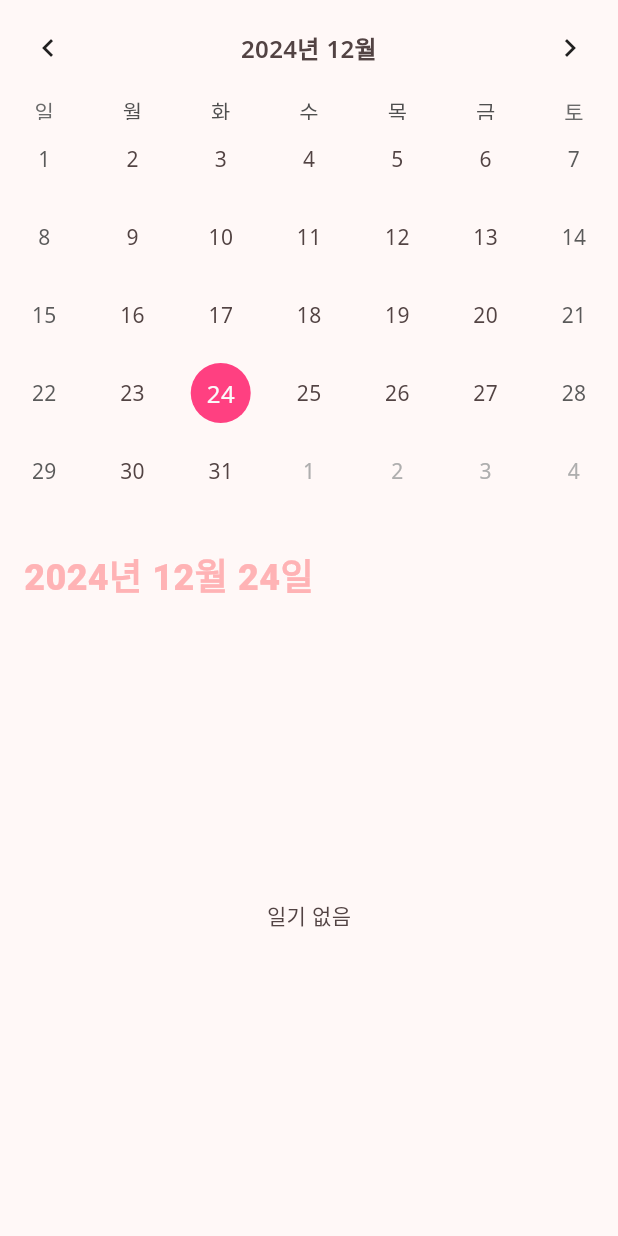
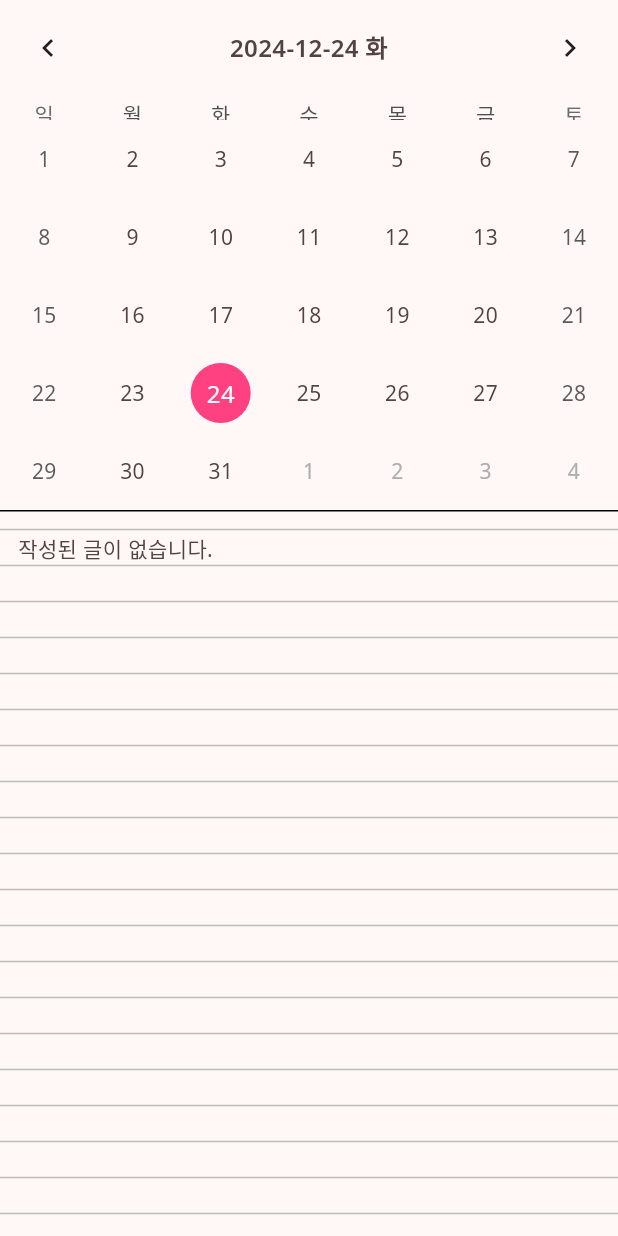
Before and after one commit to jhan117/Pebble-Pal, a Flutter app: the DiaryCalendarScreen widget shown alone on an empty page, opened directly, on a phone screen of 412 x 824 dp. Run offline on Flutter 3.47's test engine with Material 3 defaults, Android fonts, the phone set to English and light mode, and no system bars; drawn by our look-alikes of table_calendar; our stand-ins replace cloud_firestore, firebase_core, flutter_blue_plus, flutter_colorpicker, google_fonts, shared_preferences and 1 more; accounts and stored records are empty; generated files the repository leaves out were written again; Roboto replaces fonts that are missing (Sarpanch).

Commit message:
🎨 디자인 개선: 달력 화면 UI 수정

```diff
--- a/lib/app/theme/fonts.dart
+++ b/lib/app/theme/fonts.dart
@@ -31,4 +31,5 @@
   fontSize: 14,
   fontWeight: FontWeight.normal,
   color: colorScheme.onSurfaceVariant,
+  height: 1.7,
 );
--- a/lib/features/diary/screen/diary_calendar_screen.dart
+++ b/lib/features/diary/screen/diary_calendar_screen.dart
@@ -1,9 +1,6 @@
 import 'package:flutter/material.dart';
-import 'package:graytalk/app/theme/fonts.dart';
 import 'package:graytalk/features/diary/data/diary_repository.dart';
 import 'package:graytalk/features/diary/widgets/calendar_widget.dart';
-import 'package:graytalk/features/diary/data/diary_model.dart';
-import 'package:graytalk/app/theme/colors.dart';
 import 'package:graytalk/features/diary/widgets/diary_widget.dart';
 
 class DiaryCalendarScreen extends StatefulWidget {
@@ -34,65 +31,7 @@
           focusedDate: _focusedDate,
           onDaySelected: _onDaySelected,
         ),
-        const SizedBox(height: 10),
-        Expanded(
-          child: Container(
-            width: double.infinity,
-            padding: const EdgeInsets.all(16.0),
-            decoration: BoxDecoration(
-              color: colorScheme.surface,
-              borderRadius: BorderRadius.circular(8.0),
-            ),
-            child: Column(
-              crossAxisAlignment: CrossAxisAlignment.start,
-              children: [
-                Text(
-                  "${_selectedDate.year}년 ${_selectedDate.month}월 ${_selectedDate.day}일",
-                  style: titleLarge,
-                ),
-                const SizedBox(height: 10),
-                Expanded(
-                  child: StreamBuilder<List<Diary>>(
-                    stream: diaryRepo.getByDate(_selectedDate),
-                    builder: (context, snapshot) {
-                      if (snapshot.connectionState == ConnectionState.waiting) {
-                        return const Center(child: CircularProgressIndicator());
-                      }
-
-                      if (snapshot.hasError) {
-                        return const Center(child: Text('일기 정보를 가져오지 못했습니다.'));
-                      }
-
-                      final diaries = snapshot.data ?? [];
-                      if (diaries.isEmpty) {
-                        return const Center(child: Text('일기 없음'));
-                      }
-
-                      return ListView.builder(
-                        itemCount: diaries.length,
-                        itemBuilder: (context, index) {
-                          final diary = diaries[index];
-                          final questionText = diary.question;
-                          final splitText = questionText.split('\n');
-
-                          return Padding(
-                            padding: const EdgeInsets.only(bottom: 16),
-                            child: DiaryWidget(
-                              splitText: splitText,
-                              diary: diary,
-                              questionText: questionText,
-                              selectedDate: _selectedDate,
-                            ),
-                          );
-                        },
-                      );
-                    },
-                  ),
-                ),
-              ],
-            ),
-          ),
-        ),
+        DiaryWidget(selectedDate: _selectedDate),
       ],
     );
   }
--- a/lib/features/diary/widgets/calendar_widget.dart
+++ b/lib/features/diary/widgets/calendar_widget.dart
@@ -1,4 +1,5 @@
 import 'package:flutter/material.dart';
+import 'package:intl/intl.dart';
 import 'package:table_calendar/table_calendar.dart';
 import 'package:graytalk/app/theme/fonts.dart';
 
@@ -31,41 +32,43 @@
 
   @override
   Widget build(BuildContext context) {
-    return TableCalendar(
+    return Container(
+      decoration: const BoxDecoration(
+          border: Border(
+        bottom: BorderSide(color: Colors.black),
+      )),
+      child: TableCalendar(
         locale: 'ko_KR',
         firstDay: DateTime.utc(2000, 1, 1),
         lastDay: DateTime.utc(2100, 12, 31),
         focusedDay: widget.focusedDate,
-      selectedDayPredicate: (day) => isSameDay(widget.focusedDate, day),
         onDaySelected: (selectedDay, focusedDay) {
           widget.onDaySelected(selectedDay, focusedDay);
         },
+        selectedDayPredicate: (day) => isSameDay(widget.focusedDate, day),
         calendarFormat: _calendarFormat,
-      onFormatChanged: (format) {
-        if (_calendarFormat != format) {
-          setState(() {
-            _calendarFormat = format;
-          });
-        }
-      },
         onHeaderTapped: (focusedDay) {
-        setState(() {
           _toggleCalendarFormat();
-        });
         },
         headerStyle: HeaderStyle(
           formatButtonVisible: false,
           titleCentered: true,
           titleTextStyle: bodyLarge,
+          titleTextFormatter: (date, locale) =>
+              DateFormat('yyyy-MM-dd EEE', locale).format(
+            widget.selectedDate,
           ),
-      calendarStyle: const CalendarStyle(
-        todayDecoration: BoxDecoration(
+        ),
+        calendarStyle: CalendarStyle(
+          todayTextStyle: bodyMedium,
+          todayDecoration: const BoxDecoration(
             color: Color.fromARGB(255, 223, 152, 152),
             shape: BoxShape.circle,
           ),
-        selectedDecoration: BoxDecoration(
+          selectedDecoration: const BoxDecoration(
             color: Colors.pinkAccent,
             shape: BoxShape.circle,
+          ),
         ),
       ),
     );
--- a/lib/features/diary/widgets/diary_widget.dart
+++ b/lib/features/diary/widgets/diary_widget.dart
@@ -6,16 +6,10 @@
 import 'package:graytalk/features/diary/screen/diary_editor_screen.dart';
 
 class DiaryWidget extends StatefulWidget {
-  final List<String> splitText;
-  final Diary diary;
-  final String questionText;
   final DateTime selectedDate;
 
   const DiaryWidget({
     super.key,
-    required this.splitText,
-    required this.diary,
-    required this.questionText,
     required this.selectedDate,
   });
 
@@ -28,6 +22,46 @@
 
   @override
   Widget build(BuildContext context) {
+    return Expanded(
+      child: Padding(
+        padding: const EdgeInsets.only(top: 12),
+        child: StreamBuilder<List<Diary>>(
+          stream: diaryRepo.getByDate(widget.selectedDate),
+          builder: (context, snapshot) {
+            if (snapshot.connectionState == ConnectionState.waiting) {
+              return const Center(child: CircularProgressIndicator());
+            }
+
+            if (snapshot.hasError) {
+              return const Center(child: Text('일기 정보를 가져오지 못했습니다.'));
+            }
+
+            final diaries = snapshot.data ?? [];
+            if (diaries.isEmpty) {
+              return Stack(
+                children: [
+                  CustomPaint(
+                    painter: LinedBackgroundPainter(lineHeight: 24.0),
+                    size: Size.infinite,
+                  ),
+                  Padding(
+                    padding: const EdgeInsets.only(left: 12, right: 12),
+                    child: Text(
+                      '작성된 글이 없습니다.',
+                      style: bodyMedium,
+                    ),
+                  ),
+                ],
+              );
+            }
+
+            return ListView.builder(
+              itemCount: diaries.length,
+              itemBuilder: (context, index) {
+                final diary = diaries[index];
+                final questionText = diary.question;
+                final splitText = questionText.split('\n');
+
                 return Container(
                   decoration: BoxDecoration(
                     border: Border.all(
@@ -36,6 +70,8 @@
                     ),
                     borderRadius: BorderRadius.circular(8),
                   ),
+                  padding: const EdgeInsets.only(bottom: 16),
+                  margin: const EdgeInsets.all(16),
                   child: Column(
                     children: [
                       Container(
@@ -50,12 +86,12 @@
                           mainAxisAlignment: MainAxisAlignment.center,
                           children: [
                             Text(
-                  widget.splitText[0],
+                              splitText[0],
                               style: textTheme.bodyMedium,
                             ),
-                if (widget.splitText.length > 1)
+                            if (splitText.length > 1)
                               Text(
-                    widget.splitText[1],
+                                splitText[1],
                                 style: textTheme.bodyMedium,
                               ),
                           ],
@@ -66,9 +102,9 @@
                           final result = await Navigator.of(context).push(
                             MaterialPageRoute(
                               builder: (context) => DiaryEditorScreen(
-                    questionText: widget.questionText,
-                    initialContent: widget.diary.content,
-                    diaryId: widget.diary.id,
+                                questionText: questionText,
+                                initialContent: diary.content,
+                                diaryId: diary.id,
                                 isEditing: true,
                                 selectedDate: widget.selectedDate,
                               ),
@@ -76,7 +112,7 @@
                           );
 
                           if (result != null && result == '') {
-                await diaryRepo.delete(widget.diary.id);
+                            await diaryRepo.delete(diary.id);
                           }
                         },
                         child: Container(
@@ -86,7 +122,7 @@
                           child: ListView(
                             children: [
                               Text(
-                    widget.diary.content,
+                                diary.content,
                                 style: textTheme.bodyMedium,
                                 textAlign: TextAlign.left,
                               ),
@@ -98,5 +134,37 @@
                     ],
                   ),
                 );
+              },
+            );
+          },
+        ),
+      ),
+    );
   }
 }
+
+class LinedBackgroundPainter extends CustomPainter {
+  final double lineHeight;
+
+  LinedBackgroundPainter({
+    required this.lineHeight,
+  });
+
+  @override
+  void paint(Canvas canvas, Size size) {
+    final paint = Paint()
+      ..color = Colors.grey.shade400
+      ..strokeWidth = 1.0;
+
+    for (double y = 0; y < size.height; y += lineHeight) {
+      canvas.drawLine(
+        Offset(0, y),
+        Offset(size.width, y),
+        paint,
+      );
+    }
+  }
+
+  @override
+  bool shouldRepaint(covariant CustomPainter oldDelegate) => false;
+}
```
Also changed, not shown: lib/features/diary/data/diary_repository.dart (+5 -5 lines). Lines whose indentation alone changed are shown as unchanged.
